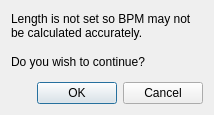
First picture: the form in src/calcbpmdialog.ui, repository rock-hopper/shuriken, before the edit.
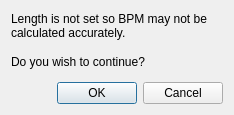
Second picture: the form after the edit.

Commit message: display CalcBpmDialog if length spinbox is set to 0

The edit to the form file:
```diff
--- a/src/calcbpmdialog.ui
+++ b/src/calcbpmdialog.ui
@@ -6,7 +6,7 @@
    <rect>
     <x>0</x>
     <y>0</y>
-    <width>214</width>
+    <width>234</width>
     <height>115</height>
    </rect>
   </property>
```
Left out of the diff: 2 changed lines with no effect on the pictures. The commit also changes 2 other files.
